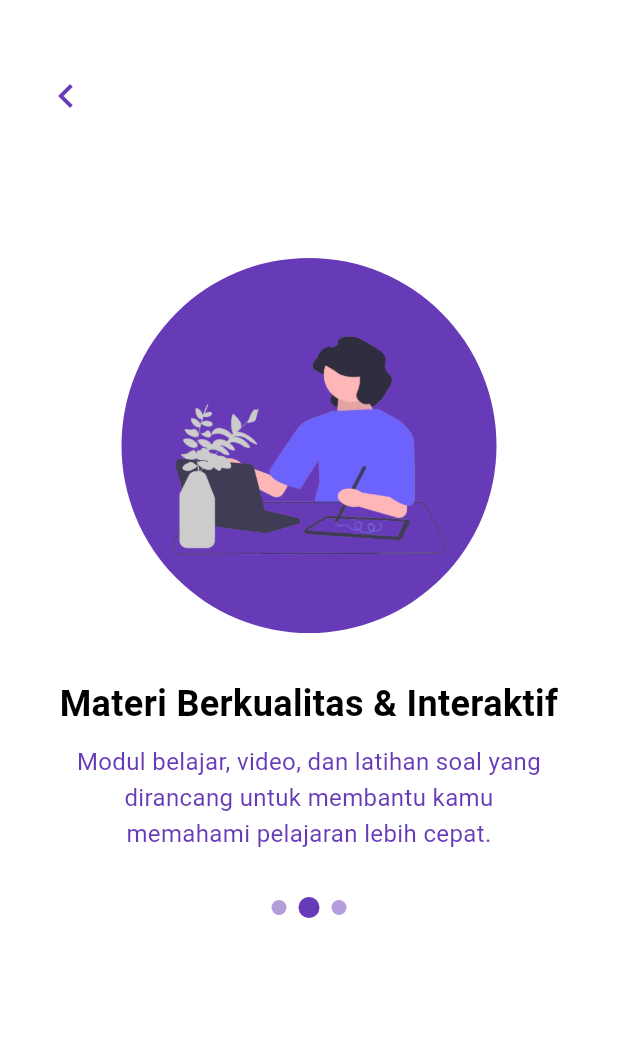
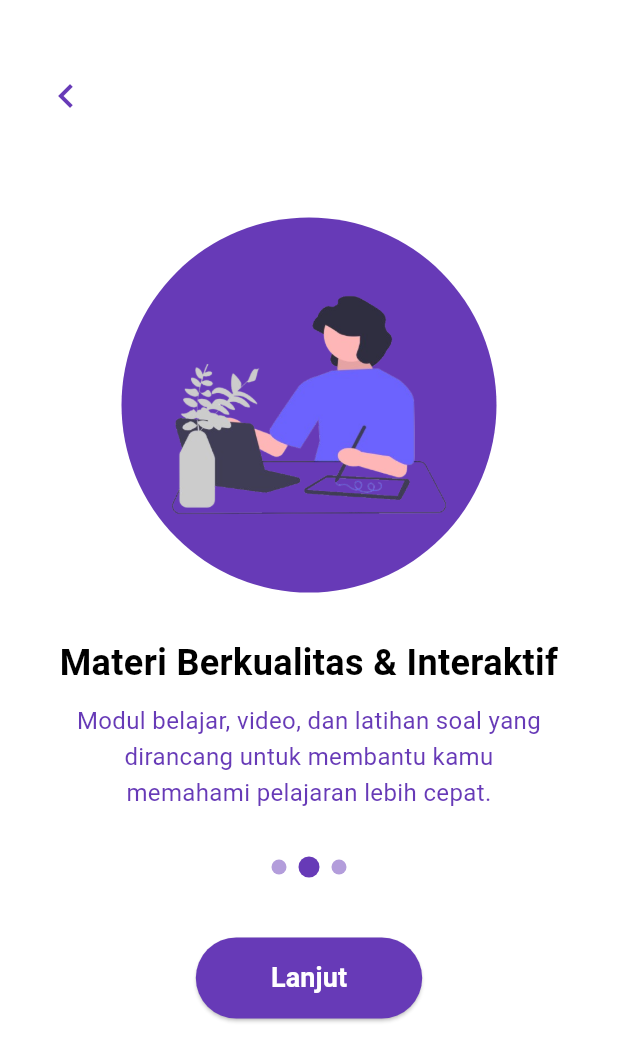
Before and after one commit to hiofadlikaakbar/revisi_uts_hio, a Flutter app: the Screen2 screen opened directly, on a phone screen of 412 x 824 dp. Shown: the top 1061 px of the screen. Run offline on Flutter 3.47's test engine with Material 3 defaults, Android fonts, the phone set to English and light mode, and no system bars.

Commit message:
import screen 3 di screen 2 untuk halaman next

```diff
--- a/lib/screen/screen_2.dart
+++ b/lib/screen/screen_2.dart
@@ -1,5 +1,6 @@
 import 'package:flutter/material.dart';
 import 'screen_1.dart';
+import 'screen_3.dart';
 
 class Screen2 extends StatelessWidget {
   const Screen2({super.key});
@@ -91,34 +92,32 @@
 
                 const SizedBox(height: 40),
 
-                // ElevatedButton(
-                //   onPressed: () {
-                //     Navigator.push(
-                //       context,
-                //       MaterialPageRoute(
-                //         builder: (context) => const Screen3(),
-                //       ),
-                //     );
-                //   },
-                //   style: ElevatedButton.styleFrom(
-                //     backgroundColor: Colors.deepPurple,
-                //     padding: const EdgeInsets.symmetric(
-                //       horizontal: 50,
-                //       vertical: 14,
-                //     ),
-                //     shape: RoundedRectangleBorder(
-                //       borderRadius: BorderRadius.circular(30),
-                //     ),
-                //   ),
-                //   child: const Text(
-                //     'Lanjut',
-                //     style: TextStyle(
-                //       fontSize: 18,
-                //       color: Colors.white,
-                //       fontWeight: FontWeight.bold,
-                //     ),
-                //   ),
-                // ),
+                ElevatedButton(
+                  onPressed: () {
+                    Navigator.push(
+                      context,
+                      MaterialPageRoute(builder: (context) => const Screen3()),
+                    );
+                  },
+                  style: ElevatedButton.styleFrom(
+                    backgroundColor: Colors.deepPurple,
+                    padding: const EdgeInsets.symmetric(
+                      horizontal: 50,
+                      vertical: 14,
+                    ),
+                    shape: RoundedRectangleBorder(
+                      borderRadius: BorderRadius.circular(30),
+                    ),
+                  ),
+                  child: const Text(
+                    'Lanjut',
+                    style: TextStyle(
+                      fontSize: 18,
+                      color: Colors.white,
+                      fontWeight: FontWeight.bold,
+                    ),
+                  ),
+                ),
               ],
             ),
           ),
```
